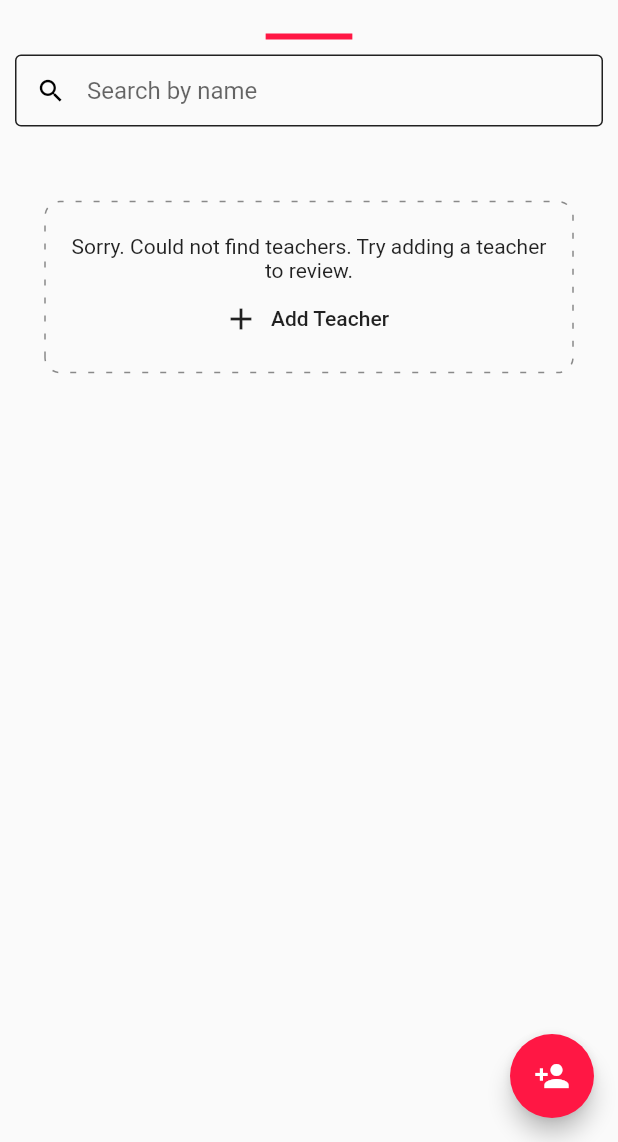
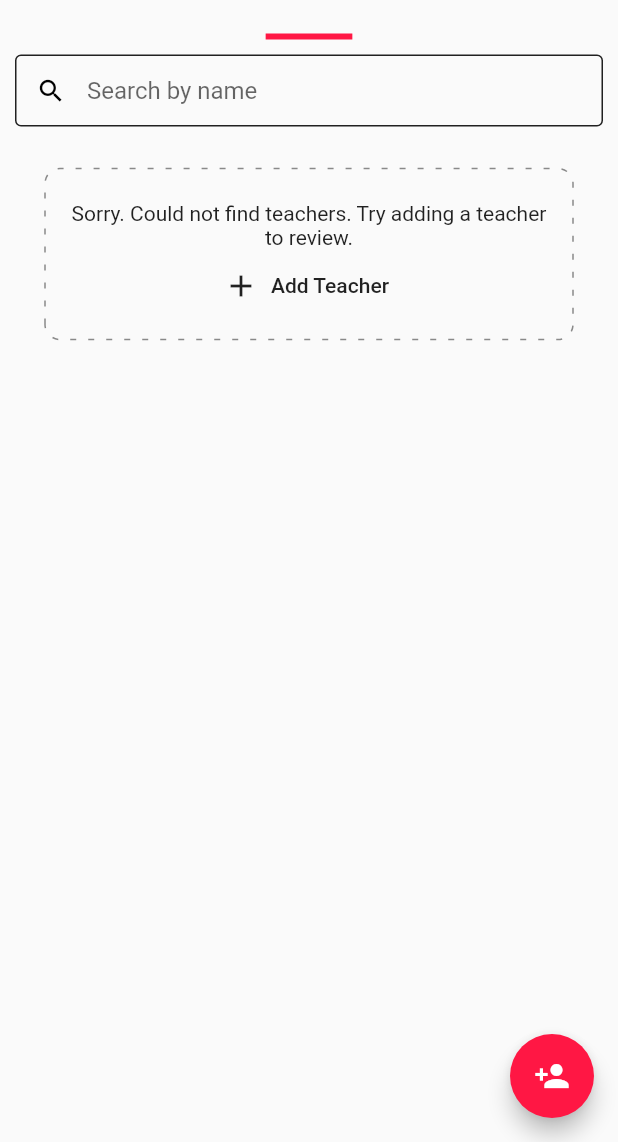
Before and after one commit to shark33l/racher_ctse, a Flutter app: the screen it shows once a user with an empty profile is signed in, tab 2 chosen, on a phone screen of 412 x 824 dp, the part 94-1236 px from its top. Run offline on Flutter 3.47's test engine with Material 2 defaults, Android fonts, the phone set to English and light mode, and no system bars; drawn by our look-alikes of dotted_border; our stand-ins replace cloud_firestore, firebase_auth, firebase_storage, flutter_rating_bar, flutter_spinkit, image_picker; accounts and stored records are empty.

Commit message:
Minor changes

```diff
--- a/lib/screens/home/tabs/teacherList.dart
+++ b/lib/screens/home/tabs/teacherList.dart
@@ -144,7 +144,7 @@ class _TeacherListState extends State<TeacherList> {
                 }),
           )
         : Padding(
-            padding: const EdgeInsets.all(30.0),
+            padding: const EdgeInsets.fromLTRB(30.0, 8.0, 30.0, 0),
             child: DottedBorder(
               child: Container(
                 padding: const EdgeInsets.all(10.0),
--- a/lib/screens/teachers/reviewForm.dart
+++ b/lib/screens/teachers/reviewForm.dart
@@ -152,7 +152,7 @@ class _ReviewFormState extends State<ReviewForm> {
                           hintText: 'Type your review about this teacher',
                           labelText: "Review"),
                       validator: (val) =>
-                          val.isEmpty ? 'Please enter a review' : null,
+                          val.isEmpty ? 'Please enInter a review' : null,
                       onChanged: (val) => setState(() => review = val)),
                   SizedBox(height: 20),
                   Expanded(child: Container()),
```
